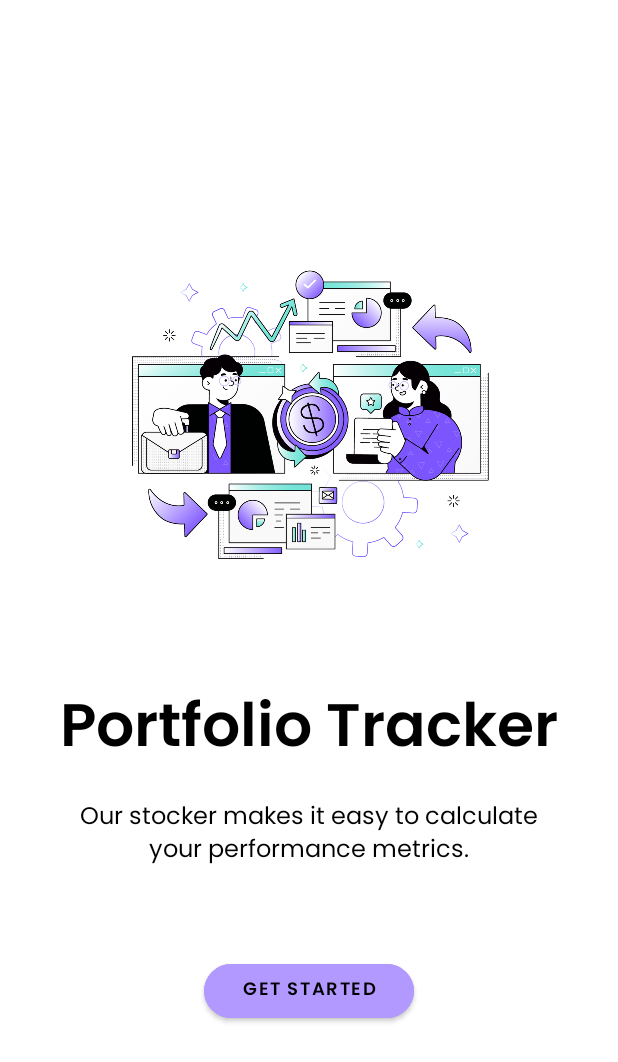
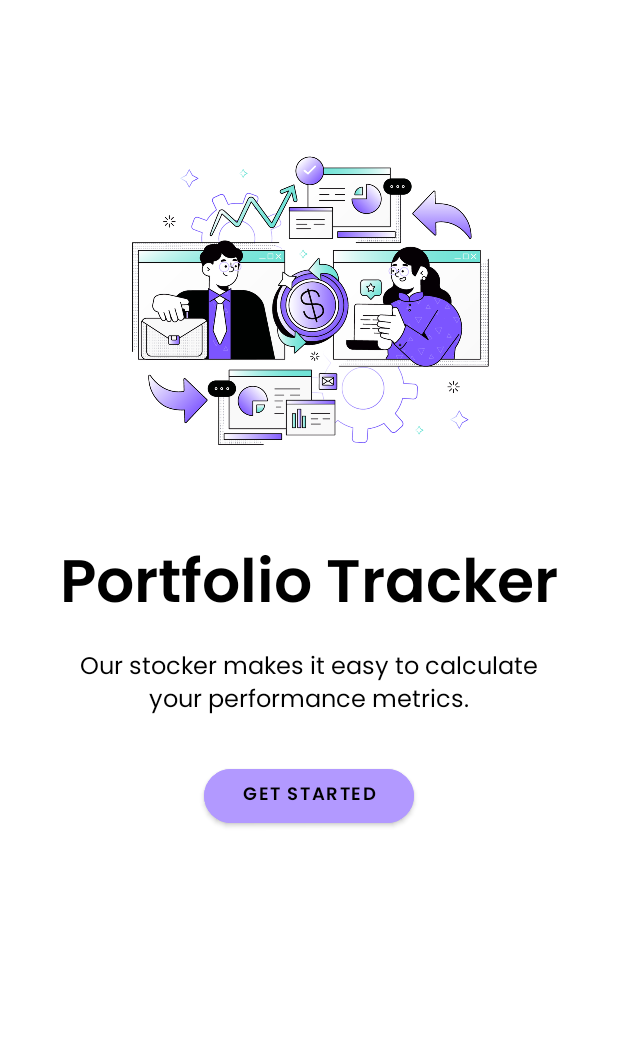
Before and after one commit to wongdaryl/cs205-portfolio, an Android app: the layout fragment_intro.xml on its own in the app's theme, with its tools: preview values and no code run, on a phone screen of 412 x 824 dp. Shown: the top 1062 px of the screen. Run offline under Robolectric (Android 15) with nearby library versions, the phone set to English and light mode, and no system bars.

Commit message:
style: Add intro page

```diff
--- a/app/src/main/java/com/example/stockportfolio/MainActivity.java
+++ b/app/src/main/java/com/example/stockportfolio/MainActivity.java
@@ -29,8 +29,8 @@ public class MainActivity extends AppCompatActivity {
 
         setContentView(R.layout.activity_main);
 
-        // By default, navigation bar starts at home page
-        getSupportFragmentManager().beginTransaction().replace(R.id.container, new HomeFragment()).commit();
+        // By default, navigation bar starts at intro page
+        getSupportFragmentManager().beginTransaction().replace(R.id.container, new IntroFragment()).commit();
 
         myBroadcastReceiver = new DownloadBroadcastReceiver(new Handler(Looper.getMainLooper()));
 
--- a/app/src/main/res/layout/fragment_home.xml
+++ b/app/src/main/res/layout/fragment_home.xml
@@ -25,6 +25,7 @@
                 android:id="@+id/imageView"
                 android:layout_width="match_parent"
                 android:layout_height="171dp"
+                android:contentDescription="@string/image"
                 android:src="@drawable/home" />
 
             <TextView
--- a/app/src/main/res/layout/fragment_intro.xml
+++ b/app/src/main/res/layout/fragment_intro.xml
@@ -4,7 +4,7 @@
     xmlns:tools="http://schemas.android.com/tools"
     android:layout_width="match_parent"
     android:layout_height="match_parent"
-    tools:context=".fragments.HomeFragment"
+    tools:context=".fragments.IntroFragment"
     android:background="@color/white">
 
     <ScrollView
@@ -20,22 +20,18 @@
             android:paddingTop="@dimen/home_layout_padding_top"
             android:paddingBottom="@dimen/home_layout_padding_bottom">
 
-            <!--Fragment Home Header-->
-            <Space
-                android:layout_width="match_parent"
-                android:layout_height="56dp" />
-
             <ImageView
                 android:id="@+id/imageView2"
                 android:layout_width="match_parent"
-                android:layout_height="347dp"
+                android:layout_height="307dp"
+                android:contentDescription="@string/image"
                 android:cropToPadding="true"
                 android:src="@drawable/intro" />
 
             <TextView
                 android:id="@+id/header"
                 android:layout_width="wrap_content"
-                android:layout_height="63dp"
+                android:layout_height="59dp"
                 android:layout_centerHorizontal="true"
                 android:fontFamily="@font/poppins_semi_bold"
                 android:gravity="center"
@@ -43,7 +39,6 @@
                 android:textColor="@color/black"
                 android:textSize="@dimen/home_header_text_size" />
 
-            <!--Fragment Home sub-header-->
             <TextView
                 android:id="@+id/description"
                 android:layout_width="wrap_content"
@@ -56,33 +51,8 @@
                 android:textColor="@color/black"
                 android:textSize="@dimen/home_sub_header_text_size" />
 
-            <!--First stock header-->
-
-            <!--Fragment Home first stock container-->
-
-            <!--Second stock header-->
-
-            <!--Fragment Home second stock container-->
-
-            <!--Third stock header-->
-
-            <!--Fragment Home third stock container-->
-
-            <!--Fourth stock header-->
-
-            <!--Fragment Home fourth stock container-->
-
-            <!--Fifth stock header-->
-
-
-            <!--Fragment Home fifth stock container-->
-
-            <Space
-                android:layout_width="match_parent"
-                android:layout_height="30dp" />
-
             <Button
-                android:id="@+id/start4"
+                android:id="@+id/get_started"
                 android:layout_width="@dimen/home_button_width"
                 android:layout_height="@dimen/home_button_height"
                 android:backgroundTint="@color/light_purple"
@@ -93,8 +63,6 @@
                 tools:text="@string/get_started" />
 
         </LinearLayout>
-
-
     </ScrollView>
 
 
--- a/app/src/main/res/values/strings.xml
+++ b/app/src/main/res/values/strings.xml
@@ -19,6 +19,8 @@
     <string name="calculate">Calculate</string>
 
     <!-- TODO: Remove or change this placeholder text -->
+    <string name="image">image</string>
+
     <!-- Strings used for fragment_intro-->
     <string name="get_started">Get Started</string>
     <string name="header">Portfolio Tracker</string>
```
Also changed, not shown: app/src/main/java/com/example/stockportfolio/fragments/FavouriteFragment.java (deleted, +0 -66 lines), app/src/main/java/com/example/stockportfolio/fragments/IntroFragment.java (+17 -2 lines), app/src/main/res/layout/fragment_favourite.xml (deleted, +0 -17 lines).
